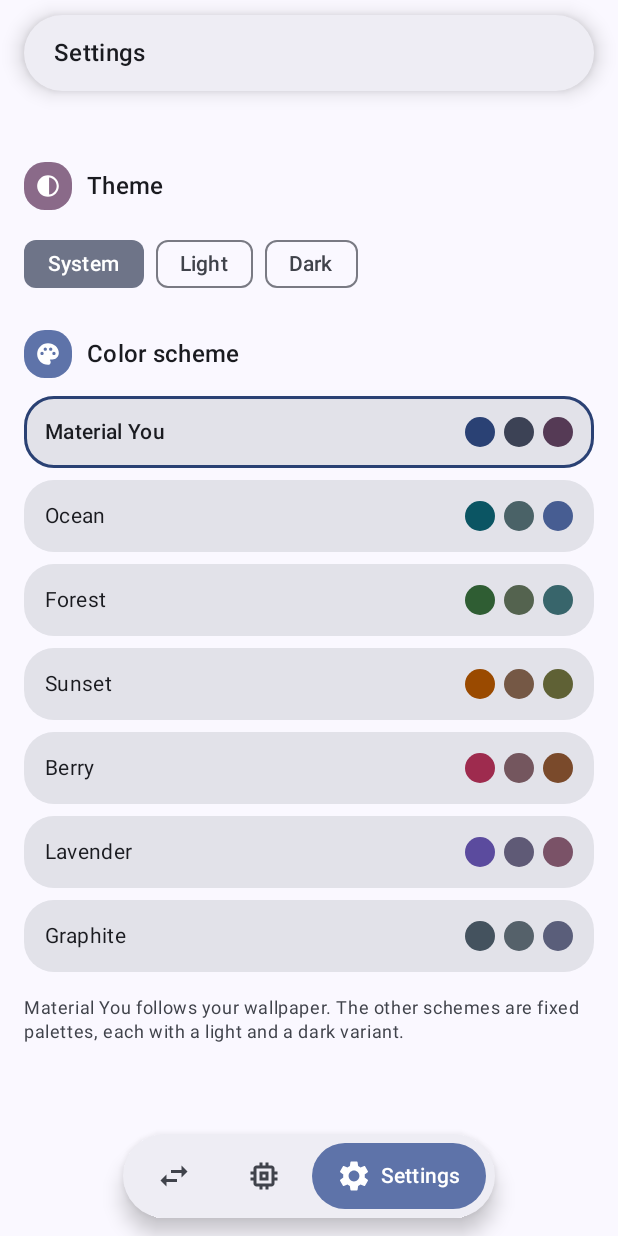
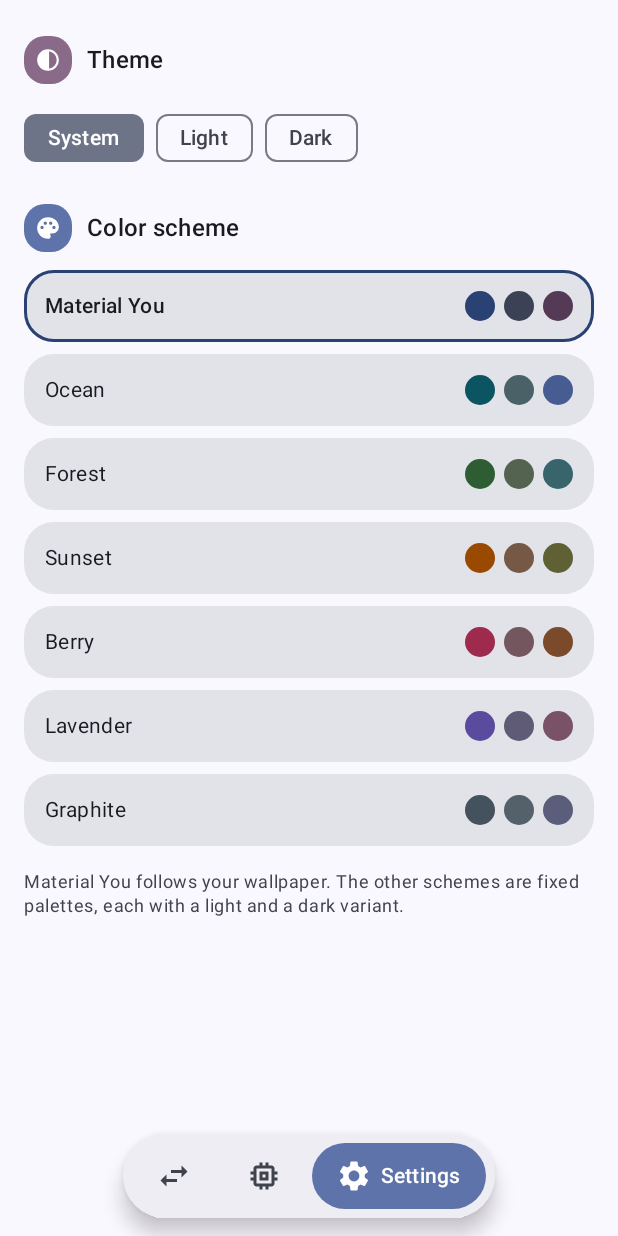
Before and after one commit to justVisiting992/HWA-Converter, an Android app built with Jetpack Compose: the screen it shows after launch (MainActivity), after a tap on "Settings", on a phone screen of 412 x 824 dp. Run offline under Robolectric (Android 15) with nearby library versions, the phone set to English and light mode, and no system bars; 1 statement that could not run was skipped.

Commit message:
Fixes and polish: the app is now named HWA Converter; the redundant floating top bar is gone; chip rows breathe (wrapped rows no longer touch); job cards and the progress notification show the live output size; and the notification itself is fixed — the foreground service was standing down on the queue's first, still-empty read before the first job landed, so it now waits until it has seen work and watched it drain

```diff
--- a/app/src/main/java/io/github/justvisiting992/mediaconverter/MainActivity.kt
+++ b/app/src/main/java/io/github/justvisiting992/mediaconverter/MainActivity.kt
@@ -86,9 +86,9 @@ class MainActivity : ComponentActivity() {
                 }
                 var tab by remember { mutableStateOf(Tab.CONVERT) }
                 // Floating chrome: content fills the screen and scrolls
-                // under a floating top pill and a floating navigation
-                // pill, instead of living between two fixed bars. The
-                // screens pad their own content clear of both pills.
+                // under a floating navigation pill, instead of living
+                // between two fixed bars. The screens pad their own
+                // content clear of the pill.
                 // The root Surface also provides the theme's content
                 // color — without it, plain text falls back to black.
                 Surface(
@@ -109,21 +109,17 @@ class MainActivity : ComponentActivity() {
                         label = "tab",
                     ) { currentTab ->
                         when (currentTab) {
-                            Tab.CONVERT -> ConvertScreen(reportState.value, Modifier.fillMaxSize())
-                            Tab.HARDWARE -> CapabilityScreen(reportState.value, Modifier.fillMaxSize())
+                            Tab.CONVERT -> ConvertScreen(reportState.value, Modifier.fillMaxSize().statusBarsPadding())
+                            Tab.HARDWARE -> CapabilityScreen(reportState.value, Modifier.fillMaxSize().statusBarsPadding())
                             Tab.SETTINGS -> SettingsScreen(
                                 template = template,
                                 mode = mode,
                                 onTemplateChange = { update(it, mode) },
                                 onModeChange = { update(template, it) },
-                                modifier = Modifier.fillMaxSize(),
+                                modifier = Modifier.fillMaxSize().statusBarsPadding(),
                             )
                         }
                     }
-                    FloatingTopBar(
-                        title = tab.title,
-                        modifier = Modifier.align(Alignment.TopCenter),
-                    )
                     FloatingNavBar(
                         selected = tab,
                         onSelect = { tab = it },
@@ -164,28 +160,6 @@ class MainActivity : ComponentActivity() {
                 preferredDisplayModeId = fastest.modeId
                 preferredRefreshRate = fastest.refreshRate
             }
-        }
-    }
-}
-
-/** The floating pill at the top: just the current tab's title. */
-@Composable
-private fun FloatingTopBar(title: String, modifier: Modifier = Modifier) {
-    val shape = RoundedCornerShape(percent = 50)
-    Box(
-        modifier = modifier
-            .statusBarsPadding()
-            .padding(horizontal = 16.dp, vertical = 10.dp)
-            .fillMaxWidth()
-            .floatingSurface(shape)
-            .padding(horizontal = 20.dp, vertical = 13.dp),
-    ) {
-        AnimatedContent(targetState = title, label = "title") { text ->
-            Text(
-                text,
-                style = MaterialTheme.typography.titleMedium,
-                fontWeight = FontWeight.SemiBold,
-            )
         }
     }
 }
--- a/app/src/main/java/io/github/justvisiting992/mediaconverter/ui/capability/CapabilityScreen.kt
+++ b/app/src/main/java/io/github/justvisiting992/mediaconverter/ui/capability/CapabilityScreen.kt
@@ -60,7 +60,7 @@ fun CapabilityScreen(report: DeviceCodecReport?, modifier: Modifier = Modifier)
 
     LazyColumn(
         modifier = modifier.fillMaxSize(),
-        contentPadding = PaddingValues(start = 16.dp, end = 16.dp, top = 100.dp, bottom = 120.dp),
+        contentPadding = PaddingValues(start = 16.dp, end = 16.dp, top = 16.dp, bottom = 120.dp),
         verticalArrangement = Arrangement.spacedBy(12.dp),
     ) {
         item { DeviceHero(report) }
--- a/app/src/main/java/io/github/justvisiting992/mediaconverter/ui/settings/SettingsScreen.kt
+++ b/app/src/main/java/io/github/justvisiting992/mediaconverter/ui/settings/SettingsScreen.kt
@@ -49,7 +49,7 @@ fun SettingsScreen(
 ) {
     LazyColumn(
         modifier = modifier.fillMaxSize(),
-        contentPadding = PaddingValues(start = 16.dp, end = 16.dp, top = 100.dp, bottom = 120.dp),
+        contentPadding = PaddingValues(start = 16.dp, end = 16.dp, top = 16.dp, bottom = 120.dp),
         verticalArrangement = Arrangement.spacedBy(12.dp),
     ) {
         item {
@@ -68,7 +68,10 @@ fun SettingsScreen(
             }
         }
         item {
-            FlowRow(horizontalArrangement = Arrangement.spacedBy(8.dp)) {
+            FlowRow(
+                horizontalArrangement = Arrangement.spacedBy(8.dp),
+                verticalArrangement = Arrangement.spacedBy(8.dp),
+            ) {
                 FilterChip(
                     selected = mode == ThemeMode.SYSTEM,
                     onClick = { onModeChange(ThemeMode.SYSTEM) },
--- a/app/src/main/res/values/strings.xml
+++ b/app/src/main/res/values/strings.xml
@@ -1,4 +1,4 @@
 <?xml version="1.0" encoding="utf-8"?>
 <resources>
-    <string name="app_name">Media Converter</string>
+    <string name="app_name">HWA Converter</string>
 </resources>
```
Also changed, not shown: app/src/main/java/io/github/justvisiting992/mediaconverter/core/engine/ConversionEngine.kt (+8 -3 lines), app/src/main/java/io/github/justvisiting992/mediaconverter/core/queue/ConversionQueue.kt (+8 -3 lines), app/src/main/java/io/github/justvisiting992/mediaconverter/core/queue/ConversionService.kt (+40 -11 lines), app/src/main/java/io/github/justvisiting992/mediaconverter/ui/convert/ConvertScreen.kt (+25 -7 lines), 1 other file.
